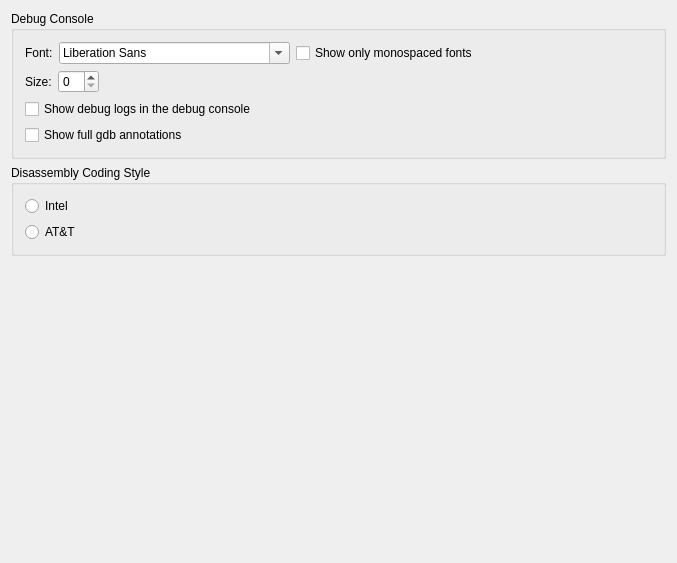
Before: the Qt Designer form RedPandaIDE/settingsdialog/debuggeneralwidget.ui in royqh1979/RedPanda-CPP, drawn with Qt 5.
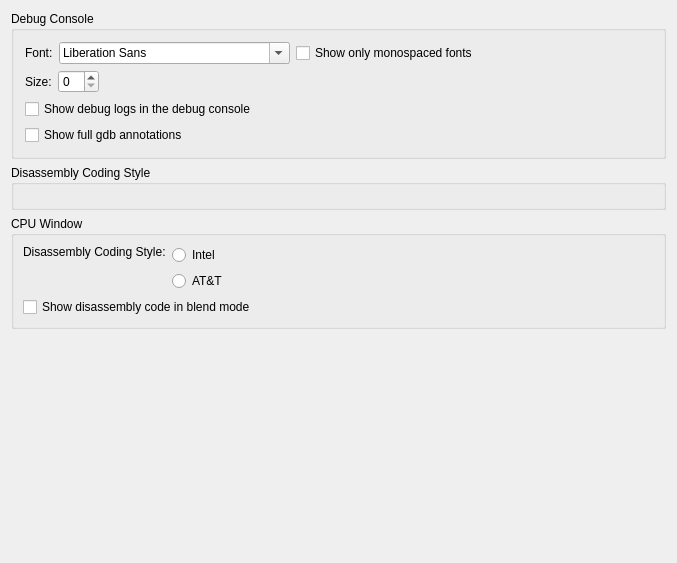
After: the same form once the commit is applied.

Commit message: work save  - add: cpu window blend mode  - fix: asm parser can't correctly parse numbers  - fix: disassembly code in the cpu window not correctly updated

The edit to the form file:
```diff
--- a/RedPandaIDE/settingsdialog/debuggeneralwidget.ui
+++ b/RedPandaIDE/settingsdialog/debuggeneralwidget.ui
@@ -156,6 +156,61 @@
       <property name="bottomMargin">
        <number>11</number>
       </property>
+     </layout>
+    </widget>
+   </item>
+   <item>
+    <widget class="QGroupBox" name="groupBox_3">
+     <property name="title">
+      <string>CPU Window</string>
+     </property>
+     <layout class="QVBoxLayout" name="verticalLayout_4">
+      <item>
+       <widget class="QWidget" name="widget_3" native="true">
+        <layout class="QHBoxLayout" name="horizontalLayout_3">
+         <property name="leftMargin">
+          <number>0</number>
+         </property>
+         <property name="topMargin">
+          <number>0</number>
+         </property>
+         <property name="rightMargin">
+          <number>0</number>
+         </property>
+         <property name="bottomMargin">
+          <number>0</number>
+         </property>
+         <item>
+          <widget class="QLabel" name="label_3">
+           <property name="text">
+            <string>Disassembly Coding Style:</string>
+           </property>
+           <property name="alignment">
+            <set>Qt::AlignLeading|Qt::AlignLeft|Qt::AlignTop</set>
+           </property>
+          </widget>
+         </item>
+         <item>
+          <widget class="QWidget" name="widget_4" native="true">
+           <property name="sizePolicy">
+            <sizepolicy hsizetype="Expanding" vsizetype="Preferred">
+             <horstretch>0</horstretch>
+             <verstretch>0</verstretch>
+            </sizepolicy>
+           </property>
+           <layout class="QVBoxLayout" name="verticalLayout_5">
+            <property name="leftMargin">
+             <number>0</number>
+            </property>
+            <property name="topMargin">
+             <number>0</number>
+            </property>
+            <property name="rightMargin">
+             <number>0</number>
+            </property>
+            <property name="bottomMargin">
+             <number>0</number>
+            </property>
       <item>
        <widget class="QRadioButton" name="rbIntel">
         <property name="text">
@@ -174,6 +229,19 @@
         <attribute name="buttonGroup">
          <string notr="true">grpCPUDisassembly</string>
         </attribute>
+             </widget>
+            </item>
+           </layout>
+          </widget>
+         </item>
+        </layout>
+       </widget>
+      </item>
+      <item>
+       <widget class="QCheckBox" name="chkBlendMode">
+        <property name="text">
+         <string>Show disassembly code in blend mode</string>
+        </property>
        </widget>
       </item>
      </layout>
```
Lines whose indentation alone changed are shown as unchanged. The commit also changes 17 other files.
